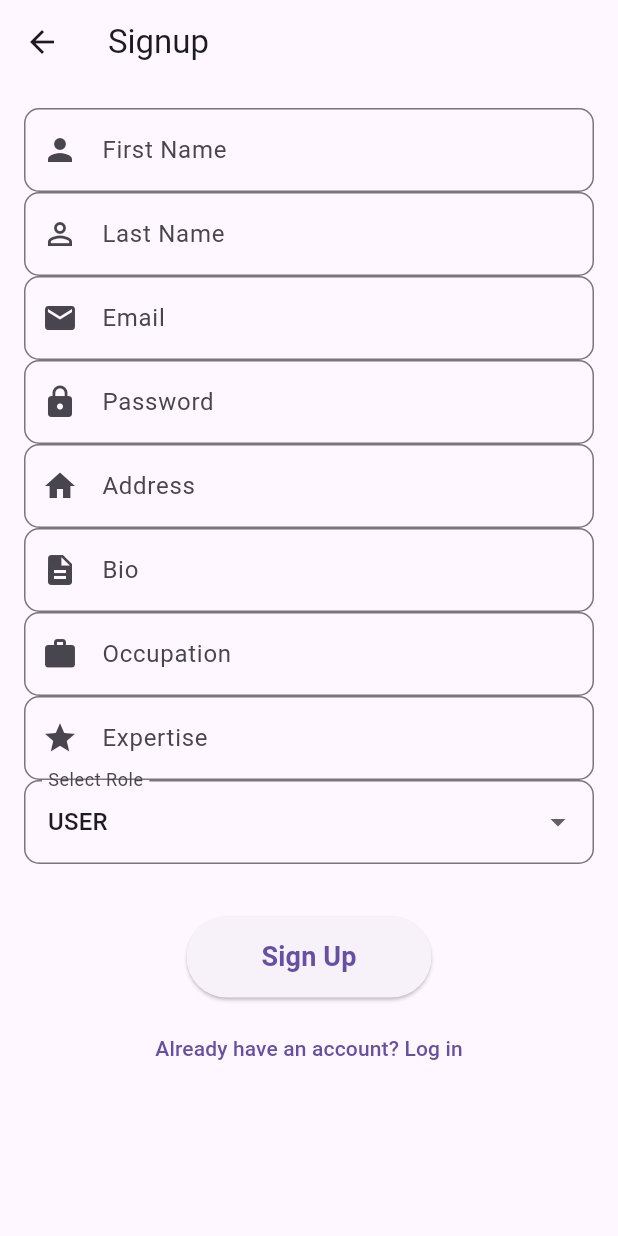
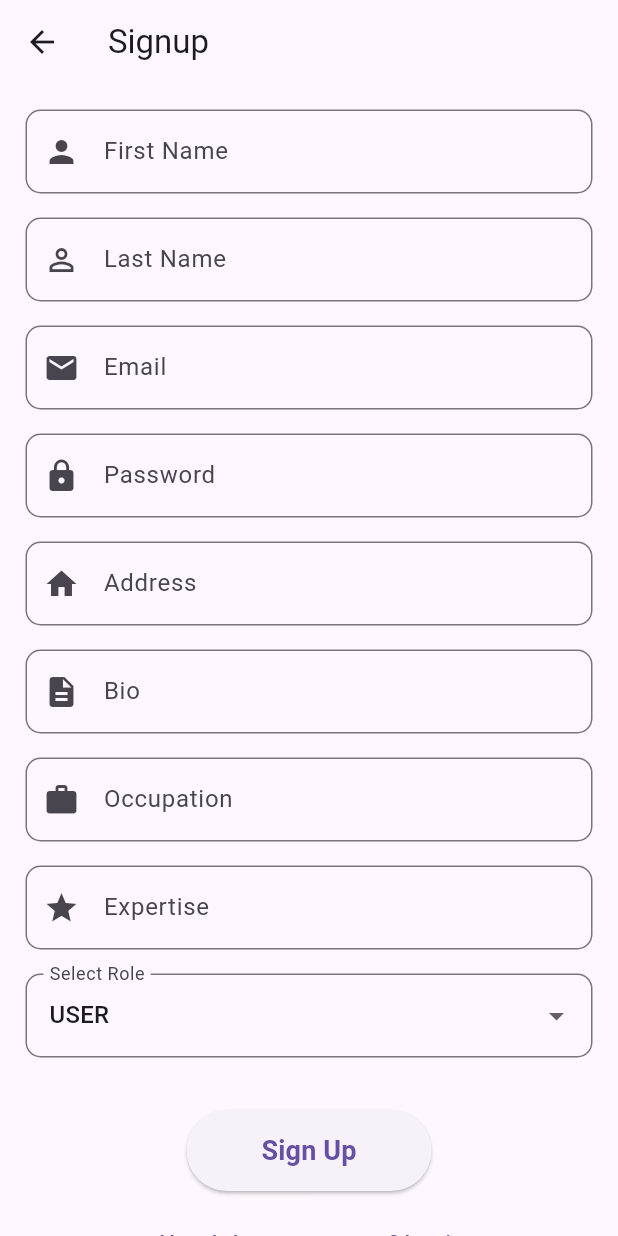
Before and after one commit to MominRohan/mentorship-program-app, a Flutter app: the SignupScreen screen opened by its route, on a phone screen of 412 x 824 dp. Run offline on Flutter 3.47's test engine with Material 3 defaults, Android fonts, the phone set to English and light mode, and no system bars; our stand-ins replace flutter_riverpod, sqflite; missing offline and left inert: bcrypt; accounts and stored records are empty.

Commit message:
Minor sign up changes

```diff
--- a/lib/screens/signup_screen.dart
+++ b/lib/screens/signup_screen.dart
@@ -1,5 +1,5 @@
 /*
-Developer: SERGE MUNEZA
+Developer: Momin Rohan
  */
 
 import 'package:flutter/material.dart';
@@ -34,7 +34,7 @@ class _SignupScreenState extends ConsumerState<SignupScreen> {
     return Scaffold(
       appBar: AppBar(title: Text("Signup")),
       body: SingleChildScrollView(
-        padding: EdgeInsets.all(16.0),
+        padding: EdgeInsets.all(17.0),
         child: Form(
           key: _formKey,
           child: Column(
@@ -51,6 +51,7 @@ class _SignupScreenState extends ConsumerState<SignupScreen> {
                     value!.isEmpty ? "Enter your first name" : null,
               ),
 
+              SizedBox(height: 16),
 
               TextFormField(
                 controller: _lastNameController,
@@ -62,6 +63,8 @@ class _SignupScreenState extends ConsumerState<SignupScreen> {
                 validator: (value) =>
                     value!.isEmpty ? "Enter your last name" : null,
               ),
+
+              SizedBox(height: 16),
 
               TextFormField(
                 controller: _emailController,
@@ -81,6 +84,8 @@ class _SignupScreenState extends ConsumerState<SignupScreen> {
                 },
               ),
 
+              SizedBox(height: 16),
+
               TextFormField(
                 controller: _passwordController,
                 decoration: InputDecoration(
@@ -94,6 +99,8 @@ class _SignupScreenState extends ConsumerState<SignupScreen> {
                     : null,
               ),
 
+              SizedBox(height: 16),
+
               TextFormField(
                 controller: _addressController,
                 decoration: InputDecoration(
@@ -105,6 +112,8 @@ class _SignupScreenState extends ConsumerState<SignupScreen> {
                     value!.isEmpty ? "Enter your address" : null,
               ),
 
+              SizedBox(height: 16),
+
               TextFormField(
                 controller: _bioController,
                 decoration: InputDecoration(
@@ -114,6 +123,8 @@ class _SignupScreenState extends ConsumerState<SignupScreen> {
                 ),
                 validator: (value) => value!.isEmpty ? "Enter your bio" : null,
               ),
+
+              SizedBox(height: 16),
 
               TextFormField(
                 controller: _occupationController,
@@ -126,6 +137,8 @@ class _SignupScreenState extends ConsumerState<SignupScreen> {
                     value!.isEmpty ? "Enter your occupation" : null,
               ),
 
+              SizedBox(height: 16),
+
               TextFormField(
                 controller: _expertiseController,
                 decoration: InputDecoration(
@@ -137,6 +150,7 @@ class _SignupScreenState extends ConsumerState<SignupScreen> {
                     value!.isEmpty ? "Enter your expertise" : null,
               ),
 
+              SizedBox(height: 16),
 
               _buildRoleDropdown(),
 
```
